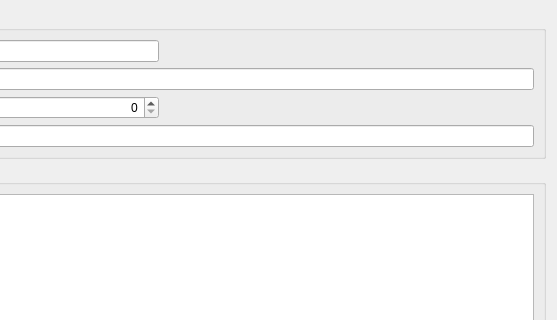
Old version of the form shvspy/src/dlgaddeditrole.ui in the repository syyyr/shvspy; both pictures show x 297 to 854 and y 0 to 320 of the 854 by 683 pixel window.
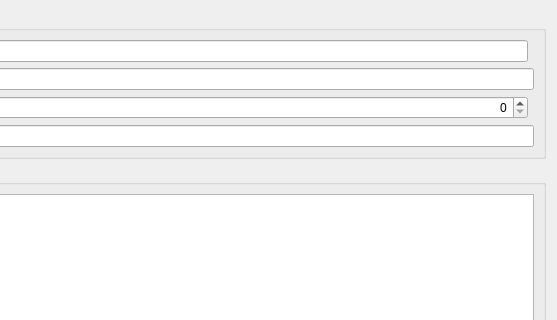
New version of the form. Icons and pictures are not drawn.

Commit message:
Adapt to the new role system
Handle the weight manually and remove the weight in the role editor for
new brokers.

```diff
--- a/shvspy/src/dlgaddeditrole.ui
+++ b/shvspy/src/dlgaddeditrole.ui
@@ -131,19 +131,6 @@
         </property>
        </widget>
       </item>
-      <item row="2" column="2">
-       <spacer name="horizontalSpacer_2">
-        <property name="orientation">
-         <enum>Qt::Horizontal</enum>
-        </property>
-        <property name="sizeHint" stdset="0">
-         <size>
-          <width>40</width>
-          <height>20</height>
-         </size>
-        </property>
-       </spacer>
-      </item>
       <item row="4" column="1" colspan="2">
        <widget class="QLineEdit" name="leProfile">
         <property name="font">
```
Left out of the diff: 2 changed lines with no effect on the pictures. The commit also changes 2 other files.
